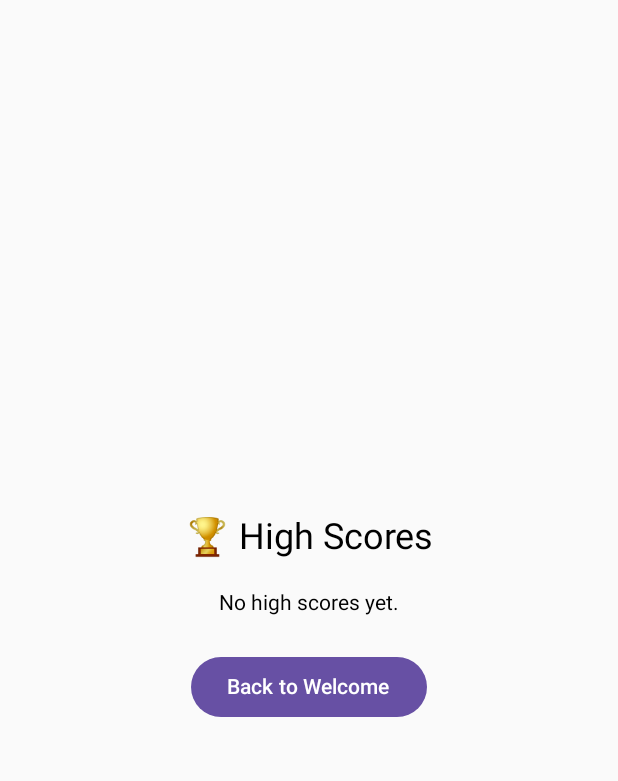
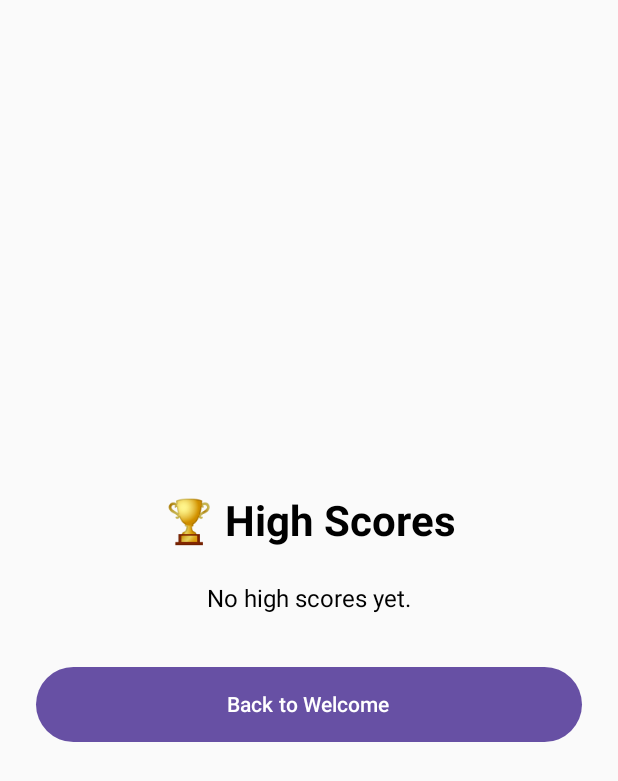
Before and after one commit to Mr-BiG1/MEMORY-GAMEv03, an Android app built with Jetpack Compose: the HighScoresScreen screen opened through its navigation route, on a phone screen of 412 x 824 dp. Shown: the top 781 px of the screen. Run offline under Robolectric (Android 15) with nearby library versions, the phone set to English and light mode, and no system bars.

Commit message:
added sound for high score screen

```diff
--- a/app/src/main/java/com/example/memorygameappv03/screens/HighScoresScreen.kt
+++ b/app/src/main/java/com/example/memorygameappv03/screens/HighScoresScreen.kt
@@ -1,23 +1,29 @@
 package com.example.memorygameappv03.screens
 
+import android.media.MediaPlayer
 import androidx.compose.foundation.layout.*
+import androidx.compose.foundation.shape.RoundedCornerShape
 import androidx.compose.material3.*
 import androidx.compose.runtime.*
 import androidx.compose.ui.Alignment
 import androidx.compose.ui.Modifier
 import androidx.compose.ui.platform.LocalContext
+import androidx.compose.ui.text.font.FontWeight
 import androidx.compose.ui.unit.dp
+import androidx.compose.ui.unit.sp
 import androidx.navigation.NavController
+import com.example.memorygameappv03.R
 import com.example.memorygameappv03.manager.HighScoreManager
-import com.example.memorygameappv03.manager.ScoreEntry  // ✅ FIXED IMPORT
+import com.example.memorygameappv03.manager.ScoreEntry
 
 @Composable
 fun HighScoresScreen(navController: NavController) {
     val context = LocalContext.current
     var highScores by remember { mutableStateOf(listOf<ScoreEntry>()) }
 
-    // Load from HighScoreManager
+    // Play 🎉 cheer sound and load scores
     LaunchedEffect(Unit) {
+        MediaPlayer.create(context, R.raw.aahoo)?.start()
         highScores = HighScoreManager.loadTopScores(context)
     }
 
@@ -28,21 +34,40 @@ fun HighScoresScreen(navController: NavController) {
         horizontalAlignment = Alignment.CenterHorizontally,
         verticalArrangement = Arrangement.Center
     ) {
-        Text("🏆 High Scores", style = MaterialTheme.typography.headlineSmall)
-        Spacer(modifier = Modifier.height(20.dp))
+        Text(
+            text = "🏆 High Scores",
+            style = MaterialTheme.typography.headlineMedium.copy(fontWeight = FontWeight.Bold),
+        )
+
+        Spacer(modifier = Modifier.height(24.dp))
 
         if (highScores.isEmpty()) {
-            Text("No high scores yet.")
+            Text("No high scores yet.", fontSize = 16.sp)
         } else {
             highScores.forEachIndexed { index, entry ->
-                Text("${index + 1}. ${entry.name}: ${entry.score} pts", style = MaterialTheme.typography.bodyLarge)
-                Spacer(modifier = Modifier.height(8.dp))
+                val medal = when (index) {
+                    0 -> "🥇"
+                    1 -> "🥈"
+                    2 -> "🥉"
+                    else -> ""
+                }
+                Text(
+                    text = "${index + 1}. $medal ${entry.name}: ${entry.score} pts",
+                    style = MaterialTheme.typography.bodyLarge,
+                    modifier = Modifier.padding(vertical = 6.dp)
+                )
             }
         }
 
-        Spacer(modifier = Modifier.height(24.dp))
+        Spacer(modifier = Modifier.height(36.dp))
 
-        Button(onClick = { navController.navigate("welcome") }) {
+        Button(
+            onClick = { navController.navigate("welcome") },
+            shape = RoundedCornerShape(30.dp),
+            modifier = Modifier
+                .fillMaxWidth()
+                .height(50.dp)
+        ) {
             Text("Back to Welcome")
         }
     }
```
Also changed, not shown: app/src/main/res/navigation/nav_graph.xml (+2 -45 lines), 1 other file.
